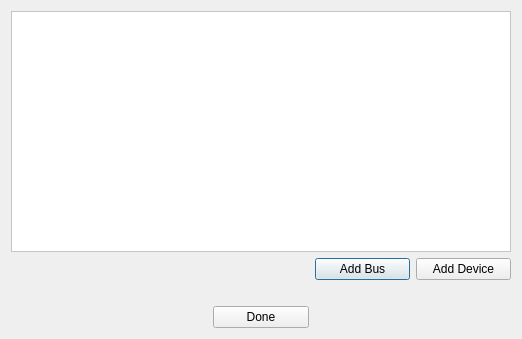
Above: Graffik/gui/core/NetworkManager/networkmanager.ui from DynamicPerception/Graffik_Legacy before the change. Below: the same form after it.
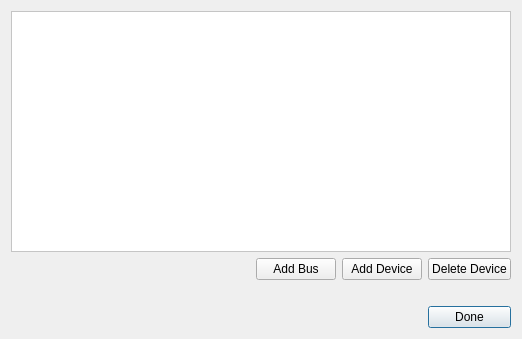
That is the form after the change.

Commit message: * Delete device capabilities

```diff
--- a/Graffik/gui/core/NetworkManager/networkmanager.ui
+++ b/Graffik/gui/core/NetworkManager/networkmanager.ui
@@ -17,17 +17,7 @@
    <string notr="true"/>
   </property>
   <layout class="QGridLayout" name="gridLayout">
-   <item row="1" column="3">
-    <widget class="QPushButton" name="addBusButton">
-     <property name="styleSheet">
-      <string notr="true"/>
-     </property>
-     <property name="text">
-      <string>Add Bus</string>
-     </property>
-    </widget>
-   </item>
-   <item row="1" column="0" colspan="3">
+   <item row="1" column="0" colspan="4">
     <spacer name="horizontalSpacer_3">
      <property name="orientation">
       <enum>Qt::Horizontal</enum>
@@ -40,16 +30,6 @@
      </property>
     </spacer>
    </item>
-   <item row="1" column="4">
-    <widget class="QPushButton" name="addDevButton">
-     <property name="styleSheet">
-      <string notr="true"/>
-     </property>
-     <property name="text">
-      <string>Add Device</string>
-     </property>
-    </widget>
-   </item>
    <item row="2" column="2">
     <spacer name="verticalSpacer">
      <property name="orientation">
@@ -66,7 +46,7 @@
      </property>
     </spacer>
    </item>
-   <item row="0" column="0" colspan="5">
+   <item row="0" column="0" colspan="7">
     <widget class="QTreeView" name="netTreeView">
      <property name="styleSheet">
       <string notr="true">background-color: rgb(255, 255, 255)</string>
@@ -93,49 +73,13 @@
       <bool>false</bool>
      </property>
      <attribute name="headerVisible">
-      <bool>true</bool>
+      <bool>false</bool>
      </attribute>
      <attribute name="headerCascadingSectionResizes">
       <bool>false</bool>
      </attribute>
     </widget>
    </item>
-   <item row="3" column="2">
-    <widget class="QPushButton" name="pushButton">
-     <property name="styleSheet">
-      <string notr="true"/>
-     </property>
-     <property name="text">
-      <string>Done</string>
-     </property>
-    </widget>
-   </item>
-   <item row="3" column="0" colspan="2">
-    <spacer name="horizontalSpacer">
-     <property name="orientation">
-      <enum>Qt::Horizontal</enum>
-     </property>
-     <property name="sizeHint" stdset="0">
-      <size>
-       <width>40</width>
-       <height>20</height>
-      </size>
-     </property>
-    </spacer>
-   </item>
-   <item row="3" column="3" colspan="2">
-    <spacer name="horizontalSpacer_2">
-     <property name="orientation">
-      <enum>Qt::Horizontal</enum>
-     </property>
-     <property name="sizeHint" stdset="0">
-      <size>
-       <width>40</width>
-       <height>20</height>
-      </size>
-     </property>
-    </spacer>
-   </item>
    <item row="2" column="1">
     <spacer name="verticalSpacer_2">
      <property name="orientation">
@@ -168,6 +112,56 @@
      </property>
     </spacer>
    </item>
+   <item row="3" column="0" colspan="6">
+    <spacer name="horizontalSpacer">
+     <property name="orientation">
+      <enum>Qt::Horizontal</enum>
+     </property>
+     <property name="sizeHint" stdset="0">
+      <size>
+       <width>40</width>
+       <height>20</height>
+      </size>
+     </property>
+    </spacer>
+   </item>
+   <item row="3" column="6">
+    <widget class="QPushButton" name="pushButton">
+     <property name="styleSheet">
+      <string notr="true"/>
+     </property>
+     <property name="text">
+      <string>Done</string>
+     </property>
+    </widget>
+   </item>
+   <item row="1" column="6">
+    <widget class="QPushButton" name="delDevButton">
+     <property name="text">
+      <string>Delete Device</string>
+     </property>
+    </widget>
+   </item>
+   <item row="1" column="5">
+    <widget class="QPushButton" name="addDevButton">
+     <property name="styleSheet">
+      <string notr="true"/>
+     </property>
+     <property name="text">
+      <string>Add Device</string>
+     </property>
+    </widget>
+   </item>
+   <item row="1" column="4">
+    <widget class="QPushButton" name="addBusButton">
+     <property name="styleSheet">
+      <string notr="true"/>
+     </property>
+     <property name="text">
+      <string>Add Bus</string>
+     </property>
+    </widget>
+   </item>
   </layout>
  </widget>
  <resources/>
```
The commit also changes 13 other files.
